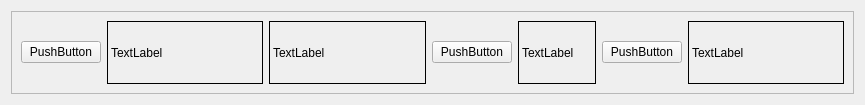
Old version of the form kiosk/UI/widget_cart.ui in the repository addinedu-advance-2nd/aris-repo-3.
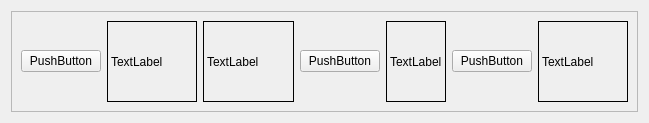
New version of the form.

Patch:
```diff
--- a/kiosk/UI/widget_cart.ui
+++ b/kiosk/UI/widget_cart.ui
@@ -6,16 +6,16 @@
    <rect>
     <x>0</x>
     <y>0</y>
-    <width>865</width>
-    <height>105</height>
+    <width>649</width>
+    <height>123</height>
    </rect>
   </property>
   <property name="windowTitle">
    <string>Form</string>
   </property>
-  <layout class="QVBoxLayout" name="verticalLayout">
+  <layout class="QHBoxLayout" name="horizontalLayout_2">
    <item>
-    <widget class="QFrame" name="frame">
+    <widget class="QFrame" name="cart_frame">
      <property name="frameShape">
       <enum>QFrame::StyledPanel</enum>
      </property>
```
Left out of the diff: 4 changed lines with no effect on the pictures.
